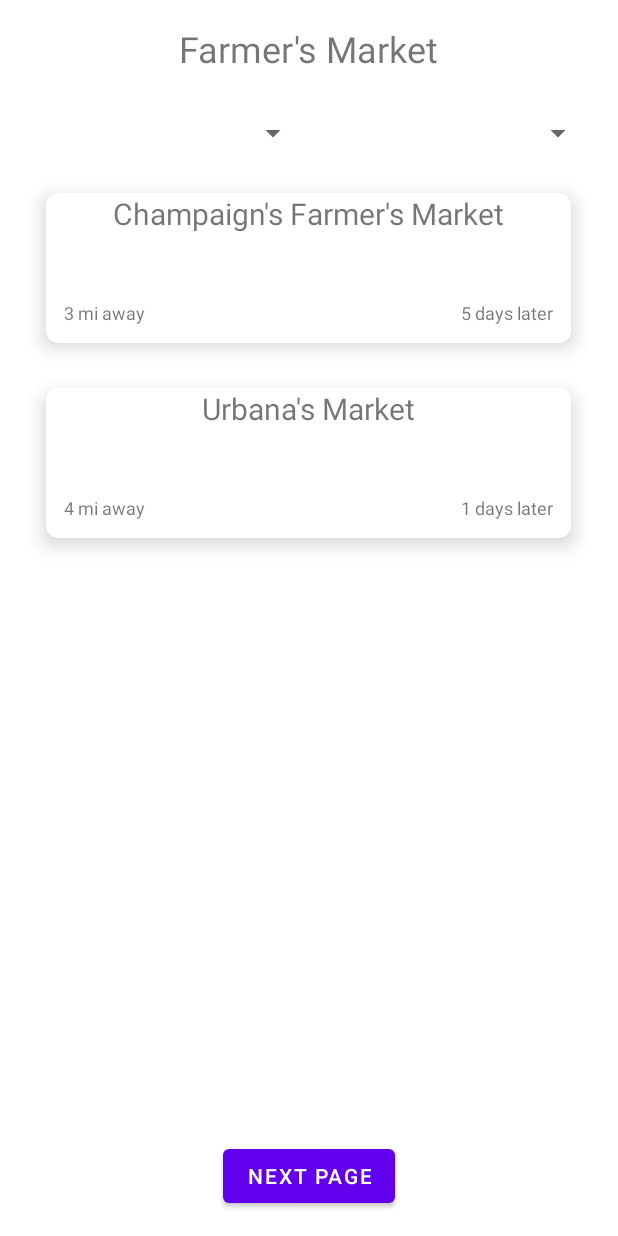
After one commit to niyateedesai/FarmersMarket, an Android app: the layout home_page_test.xml on its own in the app's theme, with its tools: preview values and no code run, on a phone screen of 412 x 824 dp. The commit adds this screen. Run offline under Robolectric (Android 15) with nearby library versions, the phone set to English and light mode, and no system bars.

Commit message:
Made an example homepage of the app, all the warnings in file now is string related issues, which can be fixed later

```diff
--- a/app/build.gradle.kts
+++ b/app/build.gradle.kts
@@ -40,6 +40,7 @@ dependencies {
     implementation("androidx.lifecycle:lifecycle-viewmodel-ktx:2.6.1")
     implementation("androidx.navigation:navigation-fragment:2.5.3")
     implementation("androidx.navigation:navigation-ui:2.5.3")
+    implementation( "androidx.cardview:cardview:1.0.0")
     testImplementation("junit:junit:4.13.2")
     androidTestImplementation("androidx.test.ext:junit:1.1.5")
     androidTestImplementation("androidx.test.espresso:espresso-core:3.5.1")
--- /dev/null
+++ b/app/src/main/res/layout/home_page_test.xml
@@ -0,0 +1,168 @@
+<?xml version="1.0" encoding="utf-8"?>
+<androidx.constraintlayout.widget.ConstraintLayout xmlns:android="http://schemas.android.com/apk/res/android"
+    xmlns:app="http://schemas.android.com/apk/res-auto"
+    xmlns:tools="http://schemas.android.com/tools"
+    android:layout_width="match_parent"
+    android:layout_height="match_parent">
+    <!-- Auto layout, variables, and unit scale are not yet supported -->
+
+    <!-- activity_main.xml -->
+
+    <RelativeLayout
+        android:layout_width="match_parent"
+        android:layout_height="match_parent"
+        android:paddingLeft="16dp"
+        android:paddingTop="16dp"
+        android:paddingRight="16dp"
+        android:paddingBottom="16dp"
+        app:layout_constraintTop_toTopOf="parent"
+        tools:context=".MainActivity">
+
+        <!-- Title -->
+        <TextView
+            android:id="@+id/titleTextView"
+            android:layout_width="wrap_content"
+            android:layout_height="wrap_content"
+            android:layout_centerHorizontal="true"
+            android:layout_marginBottom="16dp"
+            android:text="Farmer's Market"
+            android:textSize="24sp" />
+
+        <!-- Filter Options -->
+        <LinearLayout
+            android:id="@+id/FilterLO"
+            android:layout_width="match_parent"
+            android:layout_height="wrap_content"
+            android:layout_below="@id/titleTextView"
+            android:layout_marginBottom="16dp"
+            android:orientation="horizontal">
+
+            <!-- Select Distance Filter -->
+            <Spinner
+                android:id="@+id/distanceSpinner"
+                android:layout_width="0dp"
+                android:layout_height="48dp"
+                android:layout_weight="1" />
+
+            <!-- Time Filter -->
+            <Spinner
+                android:id="@+id/timeSpinner"
+                android:layout_width="0dp"
+                android:layout_height="48dp"
+                android:layout_weight="1"
+                 />
+        </LinearLayout>
+
+        <androidx.cardview.widget.CardView
+            android:id="@+id/Card1"
+            android:layout_width="350dp"
+            android:layout_height="100dp"
+            android:layout_centerHorizontal="true"
+            android:layout_below="@+id/FilterLO"
+            android:layout_marginTop="0dp"
+            app:cardCornerRadius="8dp"
+            app:cardElevation="8dp">
+
+            <RelativeLayout
+                android:layout_width="match_parent"
+                android:layout_height="match_parent">
+                <TextView
+                    android:id="@+id/CardtitleTextView"
+                    android:layout_width="wrap_content"
+                    android:layout_height="wrap_content"
+                    android:layout_centerHorizontal="true"
+                    android:layout_marginBottom="16dp"
+                    android:text="Champaign's Farmer's Market"
+                    android:textSize="20sp" />
+
+                <TextView
+                    android:layout_width="wrap_content"
+                    android:layout_height="wrap_content"
+                    android:layout_alignParentStart="true"
+                    android:layout_alignParentBottom="true"
+                    android:layout_marginStart="12dp"
+                    android:layout_marginBottom="12dp"
+                    android:text="3 mi away"
+                    android:textSize="12sp" />
+
+                <TextView
+                    android:layout_width="wrap_content"
+                    android:layout_height="wrap_content"
+                    android:layout_alignParentEnd="true"
+                    android:layout_alignParentBottom="true"
+                    android:layout_marginEnd="12dp"
+                    android:layout_marginBottom="12dp"
+                    android:text="5 days later"
+                    android:textSize="12sp" />
+
+            </RelativeLayout>
+
+        </androidx.cardview.widget.CardView>
+
+        <androidx.cardview.widget.CardView
+            android:layout_width="350dp"
+            android:layout_height="100dp"
+            android:layout_below="@+id/Card1"
+            android:layout_centerHorizontal="true"
+            android:layout_marginTop="30dp"
+            app:cardCornerRadius="8dp"
+            app:cardElevation="8dp">
+
+            <RelativeLayout
+                android:layout_width="match_parent"
+                android:layout_height="match_parent">
+
+                <TextView
+                    android:layout_width="wrap_content"
+                    android:layout_height="wrap_content"
+                    android:layout_centerHorizontal="true"
+                    android:layout_marginBottom="16dp"
+                    android:text="Urbana's Market"
+                    android:textSize="20sp" />
+
+                <TextView
+                    android:layout_width="wrap_content"
+                    android:layout_height="wrap_content"
+                    android:layout_alignParentStart="true"
+                    android:layout_alignParentBottom="true"
+                    android:layout_marginStart="12dp"
+                    android:layout_marginBottom="12dp"
+                    android:text="4 mi away"
+                    android:textSize="12sp" />
+
+                <TextView
+                    android:layout_width="wrap_content"
+                    android:layout_height="wrap_content"
+                    android:layout_alignParentEnd="true"
+                    android:layout_alignParentBottom="true"
+                    android:layout_marginEnd="12dp"
+                    android:layout_marginBottom="12dp"
+                    android:text="1 days later"
+                    android:textSize="12sp" />
+
+            </RelativeLayout>
+
+        </androidx.cardview.widget.CardView>
+
+        <!-- List of Markets -->
+        <ListView
+            android:id="@+id/marketsListView"
+            android:layout_width="match_parent"
+            android:layout_height="0dp"
+            android:layout_above="@+id/bottomButton"
+            android:divider="@android:color/darker_gray"
+            android:dividerHeight="1dp" />
+
+        <!-- Button to Navigate to Another Page -->
+        <Button
+            android:id="@+id/bottomButton"
+            android:layout_width="wrap_content"
+            android:layout_height="wrap_content"
+            android:layout_alignParentBottom="true"
+            android:layout_centerHorizontal="true"
+            android:layout_marginTop="16dp"
+            android:text="Next Page" />
+    </RelativeLayout>
+
+
+</androidx.constraintlayout.widget.ConstraintLayout>
--- a/app/src/main/res/values/strings.xml
+++ b/app/src/main/res/values/strings.xml
@@ -3,4 +3,5 @@
     <string name="title_home">Home</string>
     <string name="title_dashboard">Dashboard</string>
     <string name="title_notifications">Notifications</string>
+    <string name="farmers_mar">farmers market!</string>
 </resources>
```
